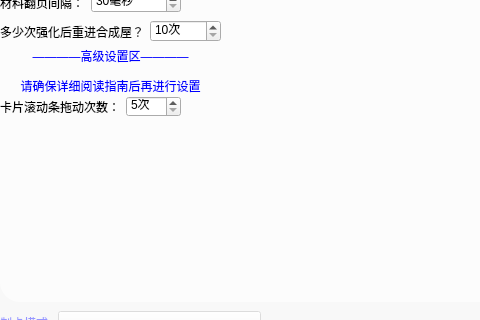
Above: GUI/天知强卡器.ui from a1929238/tenchi-cards-enhancer before the change; both pictures show x 0 to 480 and y 199 to 519 of the 800 by 600 pixel window. Below: the same form after it.
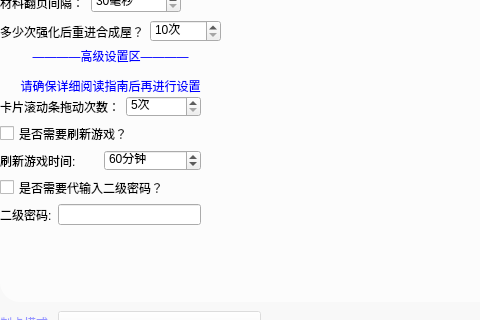
That is the form after the change. The open tabs and pages were chosen to show the change. Custom widgets are drawn as their Qt base class.

Commit message: v0.3.0 增加自动输入二级密码功能

Patch:
```diff
--- a/GUI/天知强卡器.ui
+++ b/GUI/天知强卡器.ui
@@ -1768,15 +1768,17 @@
        <string>&lt;html&gt;&lt;head/&gt;&lt;body&gt;&lt;p align=&quot;center&quot;&gt;————高级设置区————&lt;/p&gt;&lt;p align=&quot;center&quot;&gt;请确保详细阅读指南后再进行设置&lt;/p&gt;&lt;/body&gt;&lt;/html&gt;</string>
       </property>
      </widget>
-     <widget class="QWidget" name="layoutWidget">
+     <widget class="QWidget" name="">
       <property name="geometry">
        <rect>
         <x>0</x>
         <y>260</y>
-        <width>181</width>
-        <height>21</height>
+        <width>201</width>
+        <height>129</height>
        </rect>
       </property>
+      <layout class="QVBoxLayout" name="verticalLayout_5">
+       <item>
       <layout class="QHBoxLayout" name="horizontalLayout_36">
        <item>
         <widget class="QLabel" name="label_15">
@@ -1806,6 +1808,75 @@
           <number>10</number>
          </property>
         </widget>
+         </item>
+        </layout>
+       </item>
+       <item>
+        <widget class="QCheckBox" name="is_reload_game_input">
+         <property name="text">
+          <string>是否需要刷新游戏？</string>
+         </property>
+        </widget>
+       </item>
+       <item>
+        <layout class="QHBoxLayout" name="horizontalLayout_37">
+         <item>
+          <widget class="QLabel" name="label_16">
+           <property name="text">
+            <string>刷新游戏时间:</string>
+           </property>
+          </widget>
+         </item>
+         <item>
+          <widget class="QSpinBox" name="reload_time_input">
+           <property name="toolTip">
+            <string>推荐设置:60分钟</string>
+           </property>
+           <property name="suffix">
+            <string>分钟</string>
+           </property>
+           <property name="minimum">
+            <number>10</number>
+           </property>
+           <property name="maximum">
+            <number>120</number>
+           </property>
+           <property name="singleStep">
+            <number>1</number>
+           </property>
+           <property name="value">
+            <number>60</number>
+           </property>
+           <property name="displayIntegerBase">
+            <number>10</number>
+           </property>
+          </widget>
+         </item>
+        </layout>
+       </item>
+       <item>
+        <widget class="QCheckBox" name="is_secondary_password_input">
+         <property name="toolTip">
+          <string>勾选后，会在强化前解除二级密码</string>
+         </property>
+         <property name="text">
+          <string>是否需要代输入二级密码？</string>
+         </property>
+        </widget>
+       </item>
+       <item>
+        <layout class="QHBoxLayout" name="horizontalLayout_38">
+         <item>
+          <widget class="QLabel" name="label_17">
+           <property name="text">
+            <string>二级密码:</string>
+           </property>
+          </widget>
+         </item>
+         <item>
+          <widget class="QLineEdit" name="secondary_password_input"/>
+         </item>
+        </layout>
        </item>
       </layout>
      </widget>
```
Left out of the diff: 2 changed lines with no effect on the pictures. Lines whose indentation alone changed are shown as unchanged. The commit also changes 6 other files.
